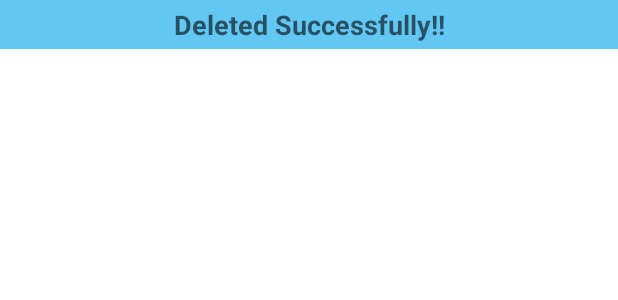
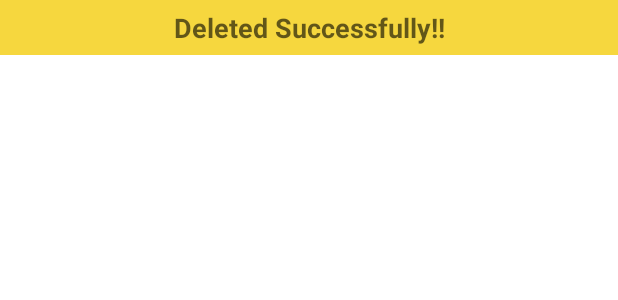
Before and after one commit to MAD-Weekly-Assignment/TODO-App, an Android app: the layout fragment_delete.xml on its own in the app's theme, with its tools: preview values and no code run, on a phone screen of 412 x 824 dp. Shown: the top 300 px of the screen. Run offline under Robolectric (Android 15) with nearby library versions, the phone set to English and light mode, and no system bars.

Commit message:
Edited layout for the fragment

```diff
--- a/TODOApp/app/src/main/res/layout/fragment_delete.xml
+++ b/TODOApp/app/src/main/res/layout/fragment_delete.xml
@@ -15,12 +15,12 @@
             android:id="@+id/question_song"
             android:layout_width="match_parent"
             android:layout_height="wrap_content"
-            android:padding="4dp"
-            android:background="@color/color_sky"
+            android:padding="6dp"
+            android:background="@color/color_gold"
             android:text="@string/del_item"
             android:textAlignment="center"
             android:textStyle="bold"
-            android:textColorHighlight="@color/color_sky"
+            android:textColorHighlight="@color/color_purple"
             android:textAppearance="@style/TextAppearance.AppCompat.Medium" />
 
 
--- a/TODOApp/app/src/main/res/values/colors.xml
+++ b/TODOApp/app/src/main/res/values/colors.xml
@@ -9,5 +9,7 @@
     <color name="white">#FFFFFFFF</color>
     <color name="color_sky">#63C7F4</color>
     <color name="color_purple">#C757F1</color>
+    <color name="color_gold">#F6D73E</color>
+
 
 </resources>
```
